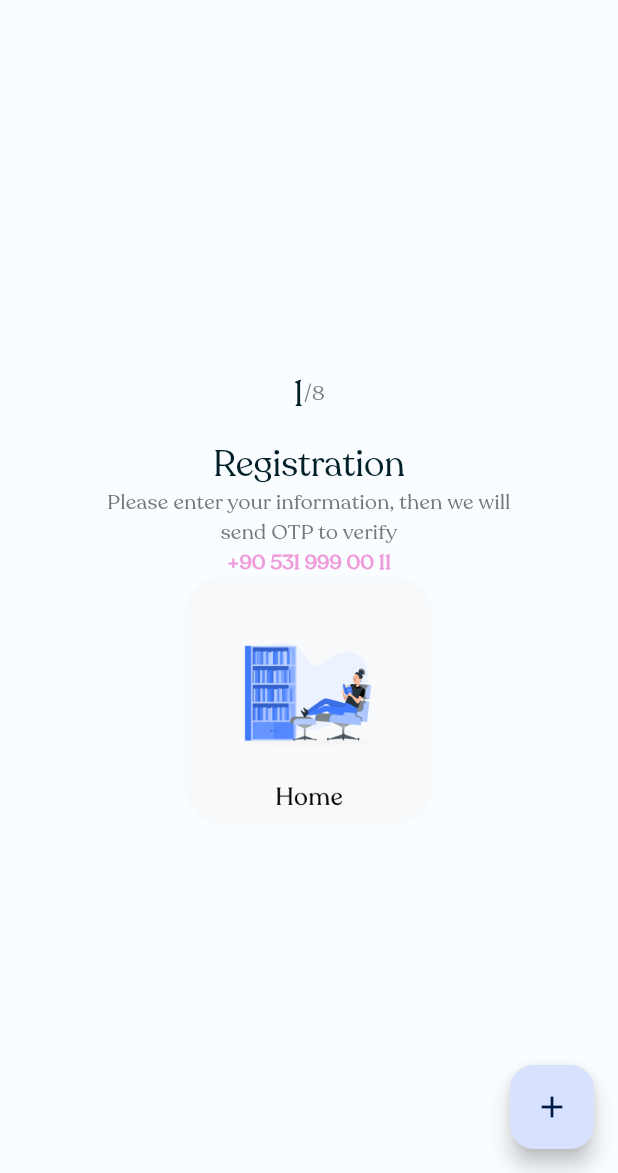
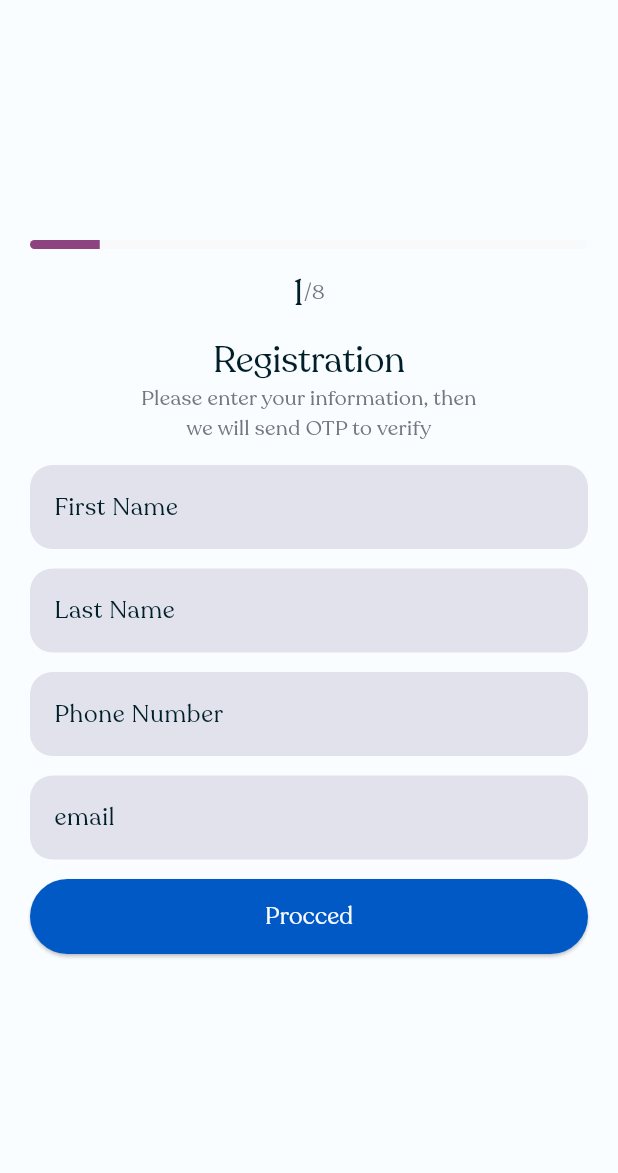
Before and after one commit to bassamalraheam97/fizyo_app_frontend, a Flutter app: the screen it shows after launch, on a phone screen of 412 x 824 dp, the part 63-1236 px from its top. Run offline on Flutter 3.47's test engine with Material 2 defaults, Android fonts, the phone set to English and light mode, and no system bars; drawn by our look-alikes of dynamic_color, reactive_forms; our stand-ins replace bloc, bot_toast, dio, equatable, flutter_bloc, freezed_annotation; project files that could hold a hidden picture were left out.

Commit message:
setp1_step2_test_pages

```diff
--- a/lib/main.dart
+++ b/lib/main.dart
@@ -4,16 +4,21 @@ import 'package:dio/dio.dart';
 import 'package:dynamic_color/dynamic_color.dart';
 import 'package:fizyo_app_frontend/src/presentation/widgets/image_viewer.dart';
 import 'package:fizyo_app_frontend/src/presentation/widgets/title_description.dart';
+import 'package:fizyo_app_frontend/src/users_managments/blocs/user_form_bloc/user_form_bloc.dart';
 import 'package:fizyo_app_frontend/src/users_managments/data/http_s_provider_repository.dart';
 import 'package:fizyo_app_frontend/src/users_managments/data/s_provider_repository.dart';
 import 'package:fizyo_app_frontend/src/users_managments/domain/service_provider.dart';
+import 'package:fizyo_app_frontend/src/users_managments/presentation/pages/register_page.dart';
 import 'package:fizyo_app_frontend/theme/color_schemes.g.dart';
 import 'package:fizyo_app_frontend/theme/custom_color.g.dart';
+import 'package:fizyo_app_frontend/user_form_observer.dart';
 import 'package:flutter/material.dart';
 import 'package:bot_toast/bot_toast.dart';
+import 'package:flutter_bloc/flutter_bloc.dart';
 import './src/presentation/widgets/stepper.dart';
 
 void main() {
+  Bloc.observer = UserFormObserver();
   runApp(const MyApp());
 }
 
@@ -118,60 +123,28 @@ class _MyHomePageState extends State<MyHomePage> {
     // than having to individually change instances of widgets.
     return Scaffold(
         appBar: AppBar(
-        // Here we take the value from the MyHomePage object that was created by
-        // the App.build method, and use it to set our appbar title.
           title: Text(widget.title),
         ),
-      body: Center(
-        // Center is a layout widget. It takes a single child and positions it
-        // in the middle of the parent.
-        child: Column(
-          // Column is also a layout widget. It takes a list of children and
-          // arranges them vertically. By default, it sizes itself to fit its
-          // children horizontally, and tries to be as tall as its parent.
-          //
-          // Invoke "debug painting" (press "p" in the console, choose the
-          // "Toggle Debug Paint" action from the Flutter Inspector in Android
-          // Studio, or the "Toggle Debug Paint" command in Visual Studio Code)
-          // to see the wireframe for each widget.
-          //
-          // Column has various properties to control how it sizes itself and
-          // how it positions its children. Here we use mainAxisAlignment to
-          // center the children vertically; the main axis here is the vertical
-          // axis because Columns are vertical (the cross axis would be
-          // horizontal).
-          mainAxisAlignment: MainAxisAlignment.center,
-          children: <Widget>[
-            // const Text(
-            //   'You have pushed the button this many times:',
-            // ),
-            // Text(
-            //   '$_counter',
-            //   style: Theme.of(context).textTheme.headline4,
-            // ),
-            const StepperWidget(startVal: 1, endVal: 8),
-            const SizedBox(
-              height: 15,
+        body: SafeArea(
+          child: Center(
+            child: Padding(
+              padding: const EdgeInsets.symmetric(horizontal: 20.0),
+              child: MultiBlocProvider(
+                providers: [
+                  BlocProvider(
+                      create: (context) => UserFormBloc(
+                          // AccountsService(userRepository: _userRepository)),
+                          )
+                      // BlocProvider(
+                      //   create: (context) => AuthBloc(_userRepository)
+                      //     ..add(AuthEventCheckCurrentState()),
                       ),
-            const TitleDescription(
-              title: 'Registration',
-              description:
-                  'Please enter your information, then we will send OTP to verify',
-              phone: '+90 531 999 00 11',
-            ),
-            const ImageViewer(
-                imageURL: 'images/home_fizyo.png',
-                height: 165.0,
-                width: 165.0,
-                radius: 25.0)
                 ],
+                child: RegisterPage(),
               ),
             ),
-      floatingActionButton: FloatingActionButton(
-        onPressed: _incrementCounter,
-        tooltip: 'Increment',
-        child: const Icon(Icons.add),
-      ), // This trailing comma makes auto-formatting nicer for build methods.
-    );
+          ),
+          // This trailing comma makes auto-formatting nicer for build methods.
+        ));
   }
 }
--- a/lib/src/presentation/widgets/form_text_field.dart
+++ b/lib/src/presentation/widgets/form_text_field.dart
@@ -0,0 +1,35 @@
+
+
+import 'package:flutter/material.dart';
+import 'package:reactive_forms/reactive_forms.dart';
+
+class FormTextField extends StatelessWidget {
+  const FormTextField(
+      {Key? key,
+      required this.formControlName,
+      required this.labelText,
+      this.obscure})
+      : super(key: key);
+  final String formControlName;
+  final String labelText;
+  final bool? obscure;
+  @override
+  Widget build(BuildContext context) {
+    return ReactiveTextField(
+      formControlName: formControlName,
+      obscureText: obscure ?? false,
+      decoration: InputDecoration(
+        labelText: labelText,
+        labelStyle: Theme.of(context)
+            .textTheme
+            .bodyLarge
+            ?.copyWith(color: Theme.of(context).colorScheme.onBackground),
+        border: const OutlineInputBorder(
+            borderSide: BorderSide.none,
+            borderRadius: BorderRadius.all(Radius.circular(15.0))),
+        fillColor: Theme.of(context).colorScheme.surfaceVariant,
+        filled: true,
+      ),
+    );
+  }
+}
--- a/lib/src/presentation/widgets/progress_bar.dart
+++ b/lib/src/presentation/widgets/progress_bar.dart
@@ -0,0 +1,21 @@
+import 'package:flutter/material.dart';
+
+class ProgressBar extends StatelessWidget {
+  const ProgressBar({
+    Key? key,
+    required this.value,
+  }) : super(key: key);
+  final double value;
+
+  @override
+  Widget build(BuildContext context) {
+    return ClipRRect(
+        borderRadius: const BorderRadius.all(Radius.circular(10)),
+        child: LinearProgressIndicator(
+          value: value,
+          backgroundColor: const Color(0xffF7F9FB),
+          color: Theme.of(context).colorScheme.secondary,
+          minHeight: 6.0,
+        ));
+  }
+}
--- a/lib/src/presentation/widgets/title_description.dart
+++ b/lib/src/presentation/widgets/title_description.dart
@@ -1,36 +1,56 @@
 import 'package:flutter/material.dart';
 
 class TitleDescription extends StatelessWidget {
-  final String title;
-  final String description;
-  final String? phone;
-  const TitleDescription(
-      {Key? key, required this.title, required this.description, this.phone})
+  final int currentStep;
+  const TitleDescription({Key? key, required this.currentStep})
       : super(key: key);
+
+  List<String> getTitleDesc(int currentStp) {
+    List<String> list = ["", "", ""];
+    switch (currentStp) {
+      case 1:
+        list = [
+          "Registration",
+          "Please enter your information, then we will send OTP to verify",
+          ""
+        ];
+        return list;
+      case 2:
+        list = [
+          "Verification",
+          "Please enter the code that we send to ",
+          "+90 531 999 00 11"
+        ];
+        return list;
+      default:
+        return list;
+    }
+  }
 
   @override
   Widget build(BuildContext context) {
+    var list = getTitleDesc(currentStep);
     return SizedBox(
-      width: 300,
+      width: 236,
       child: Column(
         crossAxisAlignment: CrossAxisAlignment.center,
         // mainAxisAlignment: MainAxisAlignment.center,
         children: [
           Text(
-            title,
+            list[0],
             style: Theme.of(context).textTheme.headlineSmall!.copyWith(
                 color: Theme.of(context).colorScheme.onBackground,
                 fontSize: 24),
           ),
           Text(
-            description,
+            list[1],
             style: Theme.of(context).textTheme.bodyMedium!.copyWith(
                 color: Theme.of(context).colorScheme.outline, fontSize: 14),
             textAlign: TextAlign.center,
           ),
-          phone != null
+          list[2].length > 0
               ? Text(
-                  phone!,
+                  list[2],
                   style: Theme.of(context).textTheme.headlineSmall!.copyWith(
                       color: const Color(0xffEE9CDA),
                       fontSize: 14,
--- a/lib/src/users_managments/blocs/user_form_bloc/user_form_bloc.dart
+++ b/lib/src/users_managments/blocs/user_form_bloc/user_form_bloc.dart
@@ -5,18 +5,33 @@ import 'package:fizyo_app_frontend/src/users_managments/blocs/user_form_bloc/use
 class UserFormBloc extends Bloc<UserFormEvent, UserFormState> {
   // final AccountsService _accountsService;
   // UserFormBloc(this._accountsService)
+  // final
   UserFormBloc() : super(const UserFormStateInitial(1 / 8, 1, 8)) {
     on<UserFormEventSubmit>((event, emit) async {
       emit(
           UserFormStateSubmitting(event.currentStep / 8, event.currentStep, 8));
-      try {
-        // final user = User.fromJson(event.formData);
-        // await _accountsService.createAccount(user, null);
-        emit(UserFormStateSuccess(event.currentStep / 8, event.currentStep, 8));
-      } catch (e) {
-        emit(UserFormStateFailure(
-            e.toString(), event.currentStep / 8, event.currentStep, 8));
-      }
+      // try {
+      print('${event.formData}----------------------------------------');
+      // final user = User.fromJson(event.formData);
+      // await _accountsService.createAccount(user, null);
+      emit(UserFormStateSuccess((event.currentStep + 1) / 8, 2, 8));
+      // } catch (e) {
+      // emit(UserFormStateFailure(
+      //     e.toString(), event.currentStep / 8, event.currentStep, 8));
+      // }
+    });
+    on<UserFormEventProceed>((event, emit) async {
+      // emit(
+      //     UserFormStateSubmitting(event.currentStep / 8, event.currentStep, 8));
+      // try {
+      // print('${event.formData}----------------------------------------');
+      // final user = User.fromJson(event.formData);
+      // await _accountsService.createAccount(user, null);
+      emit(UserFormStateSuccess((event.currentStep + 1) / 8, 2, 8));
+      // } catch (e) {
+      // emit(UserFormStateFailure(
+      //     e.toString(), event.currentStep / 8, event.currentStep, 8));
+      // }
     });
   }
 }
--- a/lib/src/users_managments/blocs/user_form_bloc/user_form_event.dart
+++ b/lib/src/users_managments/blocs/user_form_bloc/user_form_event.dart
@@ -9,3 +9,11 @@ class UserFormEventSubmit extends UserFormEvent {
   @override
   List<Object?> get props => [formData, currentStep];
 }
+
+class UserFormEventProceed extends UserFormEvent {
+  // final Map<String, dynamic> formData;
+  final int currentStep;
+  UserFormEventProceed(this.currentStep);
+  @override
+  List<Object?> get props => [currentStep + 1];
+}
--- /dev/null
+++ b/lib/src/users_managments/presentation/components/register_step1.dart
@@ -0,0 +1,48 @@
+import 'package:flutter/material.dart';
+import 'package:fizyo_app_frontend/src/presentation/widgets/form_text_field.dart';
+import 'package:reactive_forms/reactive_forms.dart';
+
+class RegisterStep1 extends StatelessWidget {
+  const RegisterStep1({super.key, required this.form});
+  final FormGroup form;
+
+  // FormGroup getForm() {
+  //   return form;
+  // }
+
+  @override
+  Widget build(BuildContext context) {
+    return ReactiveForm(
+        formGroup: form,
+        child: Column(
+          mainAxisAlignment: MainAxisAlignment.center,
+          children: const <Widget>[
+            FormTextField(
+              formControlName: "firstName",
+              labelText: "First Name",
+            ),
+            SizedBox(
+              height: 13,
+            ),
+            FormTextField(
+              formControlName: "lastName",
+              labelText: "Last Name",
+            ),
+            SizedBox(
+              height: 13,
+            ),
+            FormTextField(
+              formControlName: "phoneNumber",
+              labelText: "Phone Number",
+            ),
+            SizedBox(
+              height: 13,
+            ),
+            FormTextField(
+              formControlName: "email",
+              labelText: "email",
+            ),
+          ],
+        ));
+  }
+}
--- /dev/null
+++ b/lib/src/users_managments/presentation/components/register_step2.dart
@@ -0,0 +1,41 @@
+import 'package:flutter/material.dart';
+import 'package:fizyo_app_frontend/src/presentation/widgets/form_text_field.dart';
+import 'package:reactive_forms/reactive_forms.dart';
+
+class RegisterStep2 extends StatelessWidget {
+  const RegisterStep2({super.key, required this.form});
+  final FormGroup form;
+  // FormGroup getForm() {
+  //   return form;
+  // }
+
+  @override
+  Widget build(BuildContext context) {
+    return ReactiveForm(
+      formGroup: form,
+      child: Column(
+        mainAxisAlignment: MainAxisAlignment.center,
+        children: const <Widget>[
+          FormTextField(
+            formControlName: "verificationCode",
+            labelText: "Verification Code",
+          ),
+          SizedBox(
+            height: 13,
+          ),
+          FormTextField(
+            formControlName: "password",
+            labelText: "Password",
+          ),
+          SizedBox(
+            height: 13,
+          ),
+          FormTextField(
+            formControlName: "passwordConformation",
+            labelText: "Password Conformation",
+          ),
+        ],
+      ),
+    );
+  }
+}
--- /dev/null
+++ b/lib/src/users_managments/presentation/pages/register_page.dart
@@ -0,0 +1,177 @@
+// ignore_for_file: must_be_immutable
+
+import 'package:bot_toast/bot_toast.dart';
+import 'package:fizyo_app_frontend/src/presentation/widgets/stepper.dart';
+import 'package:fizyo_app_frontend/src/presentation/widgets/title_description.dart';
+import 'package:fizyo_app_frontend/src/users_managments/blocs/user_form_bloc/user_form_bloc.dart';
+import 'package:fizyo_app_frontend/src/users_managments/blocs/user_form_bloc/user_form_event.dart';
+import 'package:fizyo_app_frontend/src/users_managments/blocs/user_form_bloc/user_form_state.dart';
+import 'package:fizyo_app_frontend/src/presentation/widgets/progress_bar.dart';
+import 'package:fizyo_app_frontend/src/users_managments/presentation/components/register_step1.dart';
+import 'package:fizyo_app_frontend/src/users_managments/presentation/components/register_step2.dart';
+import 'package:fizyo_app_frontend/src/users_managments/presentation/pages/regester_page2.dart';
+import 'package:flutter/material.dart';
+import 'package:flutter_bloc/flutter_bloc.dart';
+import 'package:reactive_forms/reactive_forms.dart';
+
+class RegisterPage extends StatelessWidget {
+  RegisterPage({super.key});
+  late FormGroup form = FormGroup({
+    'firstName': FormControl<String>(
+        // validators: [Validators.minLength(2), Validators.required],
+        ),
+    'lastName': FormControl<String>(
+        // validators: [Validators.minLength(2), Validators.required],
+        ),
+    'phoneNumber': FormControl<String>(),
+    'email': FormControl<String>(
+        // validators: [Validators.email],
+        ),
+  });
+  Widget getStep(int currentStep) {
+    // currentStep = 2;
+    switch (currentStep) {
+      case 1:
+        {
+          form = FormGroup({
+            'firstName': FormControl<String>(
+                // validators: [Validators.minLength(2), Validators.required],
+                ),
+            'lastName': FormControl<String>(
+                // validators: [Validators.minLength(2), Validators.required],
+                ),
+            'phoneNumber': FormControl<String>(),
+            'email': FormControl<String>(
+                // validators: [Validators.email],
+                ),
+          });
+          return RegisterStep1(form: form);
+        }
+      case 2:
+        {
+          form = FormGroup({
+            'verificationCode': FormControl<String>(
+                // validators: [Validators.minLength(2), Validators.required],
+                ),
+            'password': FormControl<String>(
+                // validators: [Validators.minLength(2), Validators.required],
+                ),
+            'passwordConformation': FormControl<String>(),
+          });
+          return RegisterStep2(form: form);
+        }
+      default:
+        return Container();
+    }
+  }
+
+  // void formElements(int currentStep) {
+  //   switch (currentStep) {
+  //     case 1:
+  //       {
+  //         form = FormGroup({
+  //           'firstName': FormControl<String>(
+  //               // validators: [Validators.minLength(2), Validators.required],
+  //               ),
+  //           'lastName': FormControl<String>(
+  //               // validators: [Validators.minLength(2), Validators.required],
+  //               ),
+  //           'phoneNumber': FormControl<String>(),
+  //           'email': FormControl<String>(
+  //               // validators: [Validators.email],
+  //               ),
+  //         });
+  //       }
+  //       break;
+  //     case 2:
+  //       {
+  //         form = FormGroup({
+  //           'verificationCode': FormControl<String>(
+  //               // validators: [Validators.minLength(2), Validators.required],
+  //               ),
+  //           'password': FormControl<String>(
+  //               // validators: [Validators.minLength(2), Validators.required],
+  //               ),
+  //           'passwordConformation': FormControl<String>(),
+  //         });
+  //       }
+  //       break;
+  //     default:
+  //       break;
+  //   }
+  // }
+
+  // final form = FormGroup({
+  //   'firstName': FormControl<String>(
+  //       validators: [Validators.minLength(2), Validators.required]),
+  //   'lastName': FormControl<String>(
+  //       validators: [Validators.minLength(2), Validators.required]),
+  //   'phoneNumber': FormControl<String>(),
+  //   'email': FormControl<String>(validators: [Validators.email]),
+  // });
+  @override
+  Widget build(BuildContext context) {
+    return SingleChildScrollView(
+      child:
+          BlocBuilder<UserFormBloc, UserFormState>(builder: (context, state) {
+        return Column(
+          mainAxisAlignment: MainAxisAlignment.start,
+          children: [
+            ProgressBar(value: state.value),
+            const SizedBox(height: 13),
+            StepperWidget(
+              startVal: state.currentStep,
+              endVal: 8,
+            ),
+            const SizedBox(
+              height: 13,
+            ),
+            TitleDescription(currentStep: state.currentStep),
+            const SizedBox(
+              height: 13,
+            ),
+            getStep(state.currentStep),
+            const SizedBox(
+              height: 13,
+            ),
+            Container(
+              height: 50,
+              width: double.infinity,
+              child: ElevatedButton(
+                style: ElevatedButton.styleFrom(
+                  primary: Theme.of(context).colorScheme.primary,
+                  padding: const EdgeInsets.symmetric(vertical: 13),
+                ),
+                onPressed: () {
+                  context
+                      .read<UserFormBloc>()
+                      .add(UserFormEventProceed(state.currentStep));
+                  // Future.delayed(Duration(milliseconds: 100), () {
+                  //   formElements(state.currentStep + 1);
+                  // });
+                  print(
+                      '${state.currentStep}---------------------------------------------');
+                  // Navigator.of(context).push(MaterialPageRoute(
+                  //     builder: (_) => RegisterPage2(
+                  //           currentStep: (state.currentStep + 1),
+                  //           state: state,
+                  //         )));
+                },
+                child: Text(
+                  "Procced",
+                  style: Theme.of(context)
+                      .textTheme
+                      .titleMedium!
+                      .copyWith(color: Color(0xffF7F9FB), fontSize: 16),
+                ),
+              ),
+            ),
+          ],
+        );
+      }),
+      // ),
+    );
+    // }),
+    // );
+  }
+}
--- /dev/null
+++ b/lib/user_form_observer.dart
@@ -0,0 +1,14 @@
+import 'package:bloc/bloc.dart';
+
+/// {@template counter_observer}
+/// [BlocObserver] for the counter application which
+/// observes all state changes.
+/// {@endtemplate}
+class UserFormObserver extends BlocObserver {
+  @override
+  void onChange(BlocBase<dynamic> bloc, Change<dynamic> change) {
+    super.onChange(bloc, change);
+    // ignore: avoid_print
+    print('${bloc.runtimeType} $change');
+  }
+}
```
Also changed, not shown: lib/src/users_managments/presentation/pages/regester_page2.dart (added, +168 -0 lines). Lines whose indentation alone changed are shown as unchanged.
